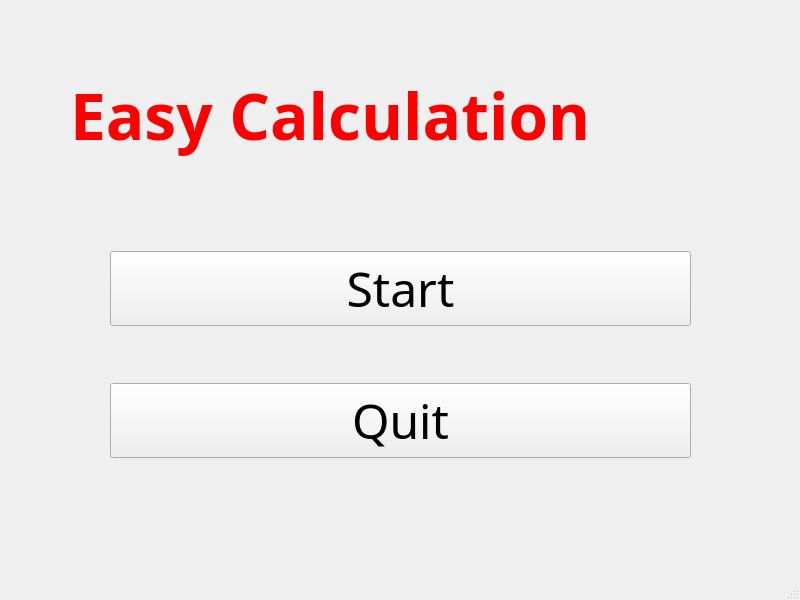
First picture: the form in mainwindow.ui, repository Jacob-Dong7/CalculatorApp, before the edit.
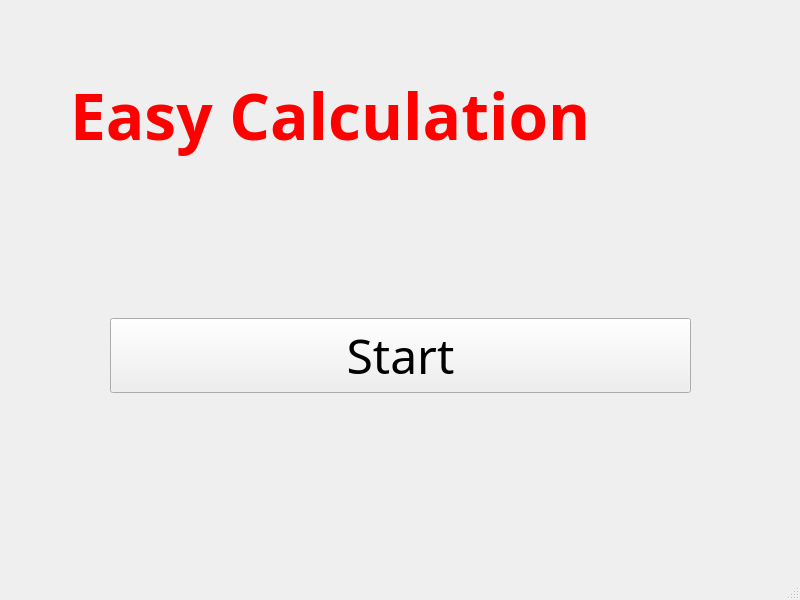
Second picture: the form after the edit.

Commit message: UI: removed quit button

```diff
--- a/mainwindow.ui
+++ b/mainwindow.ui
@@ -70,19 +70,6 @@
          </property>
         </widget>
        </item>
-       <item>
-        <widget class="QPushButton" name="btnQuit">
-         <property name="font">
-          <font>
-           <family>Modern No. 20</family>
-           <pointsize>36</pointsize>
-          </font>
-         </property>
-         <property name="text">
-          <string>Quit</string>
-         </property>
-        </widget>
-       </item>
       </layout>
      </widget>
     </widget>
```
